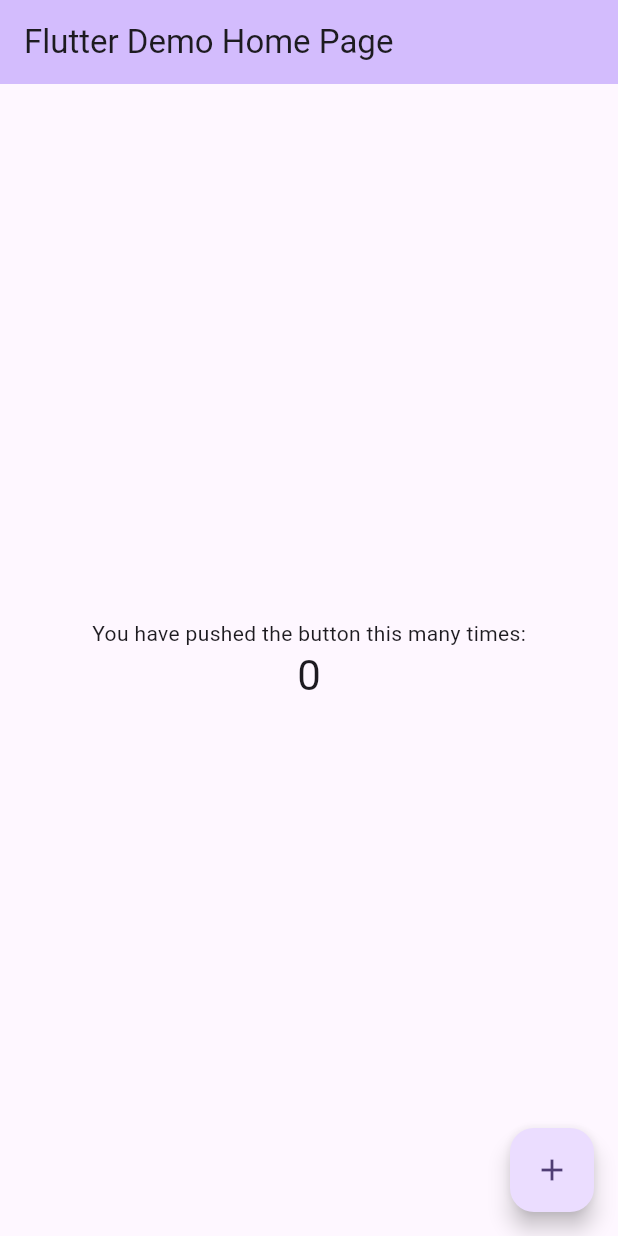
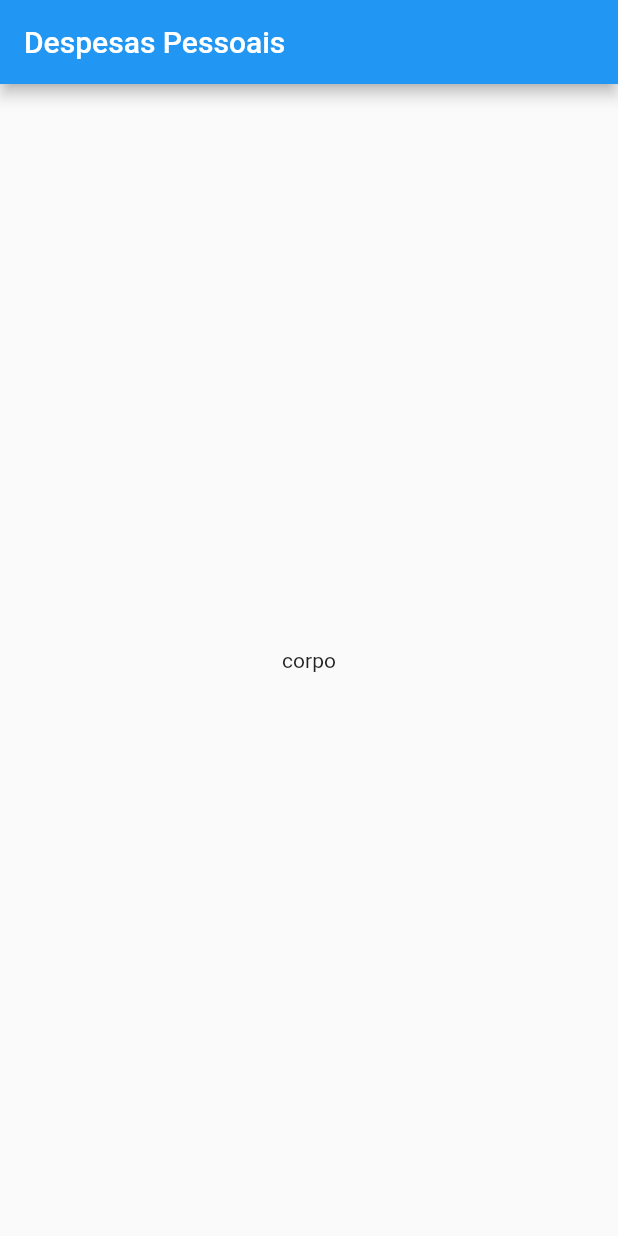
Before and after one commit to fdimant/flutter_expenses, a Flutter app: the screen it shows after launch, on a phone screen of 412 x 824 dp. Run offline on Flutter 3.47's test engine with Material 2 defaults, Android fonts, the phone set to English and light mode, and no system bars.

Commit message:
lição 84

```diff
--- a/lib/main.dart
+++ b/lib/main.dart
@@ -1,125 +1,28 @@
 import 'package:flutter/material.dart';
 
-void main() {
-  runApp(const MyApp());
-}
+main() => runApp(ExpensesApp());
 
-class MyApp extends StatelessWidget {
-  const MyApp({super.key});
-
-  // This widget is the root of your application.
+class ExpensesApp extends StatelessWidget {
   @override
   Widget build(BuildContext context) {
     return MaterialApp(
-      title: 'Flutter Demo',
-      theme: ThemeData(
-        // This is the theme of your application.
-        //
-        // TRY THIS: Try running your application with "flutter run". You'll see
-        // the application has a blue toolbar. Then, without quitting the app,
-        // try changing the seedColor in the colorScheme below to Colors.green
-        // and then invoke "hot reload" (save your changes or press the "hot
-        // reload" button in a Flutter-supported IDE, or press "r" if you used
-        // the command line to start the app).
-        //
-        // Notice that the counter didn't reset back to zero; the application
-        // state is not lost during the reload. To reset the state, use hot
-        // restart instead.
-        //
-        // This works for code too, not just values: Most code changes can be
-        // tested with just a hot reload.
-        colorScheme: ColorScheme.fromSeed(seedColor: Colors.deepPurple),
-        useMaterial3: true,
-      ),
-      home: const MyHomePage(title: 'Flutter Demo Home Page'),
+      title: 'teste',
+      color: Colors.amber,
+      home: MyHomePage(),
     );
   }
 }
 
-class MyHomePage extends StatefulWidget {
-  const MyHomePage({super.key, required this.title});
-
-  // This widget is the home page of your application. It is stateful, meaning
-  // that it has a State object (defined below) that contains fields that affect
-  // how it looks.
-
-  // This class is the configuration for the state. It holds the values (in this
-  // case the title) provided by the parent (in this case the App widget) and
-  // used by the build method of the State. Fields in a Widget subclass are
-  // always marked "final".
-
-  final String title;
-
-  @override
-  State<MyHomePage> createState() => _MyHomePageState();
-}
-
-class _MyHomePageState extends State<MyHomePage> {
-  int _counter = 0;
-
-  void _incrementCounter() {
-    setState(() {
-      // This call to setState tells the Flutter framework that something has
-      // changed in this State, which causes it to rerun the build method below
-      // so that the display can reflect the updated values. If we changed
-      // _counter without calling setState(), then the build method would not be
-      // called again, and so nothing would appear to happen.
-      _counter++;
-    });
-  }
-
+class MyHomePage extends StatelessWidget {
   @override
   Widget build(BuildContext context) {
-    // This method is rerun every time setState is called, for instance as done
-    // by the _incrementCounter method above.
-    //
-    // The Flutter framework has been optimized to make rerunning build methods
-    // fast, so that you can just rebuild anything that needs updating rather
-    // than having to individually change instances of widgets.
     return Scaffold(
       appBar: AppBar(
-        // TRY THIS: Try changing the color here to a specific color (to
-        // Colors.amber, perhaps?) and trigger a hot reload to see the AppBar
-        // change color while the other colors stay the same.
-        backgroundColor: Theme.of(context).colorScheme.inversePrimary,
-        // Here we take the value from the MyHomePage object that was created by
-        // the App.build method, and use it to set our appbar title.
-        title: Text(widget.title),
+        title: Text('Despesas Pessoais'),
       ),
       body: Center(
-        // Center is a layout widget. It takes a single child and positions it
-        // in the middle of the parent.
-        child: Column(
-          // Column is also a layout widget. It takes a list of children and
-          // arranges them vertically. By default, it sizes itself to fit its
-          // children horizontally, and tries to be as tall as its parent.
-          //
-          // Column has various properties to control how it sizes itself and
-          // how it positions its children. Here we use mainAxisAlignment to
-          // center the children vertically; the main axis here is the vertical
-          // axis because Columns are vertical (the cross axis would be
-          // horizontal).
-          //
-          // TRY THIS: Invoke "debug painting" (choose the "Toggle Debug Paint"
-          // action in the IDE, or press "p" in the console), to see the
-          // wireframe for each widget.
-          mainAxisAlignment: MainAxisAlignment.center,
-          children: <Widget>[
-            const Text(
-              'You have pushed the button this many times:',
-            ),
-            Text(
-              '$_counter',
-              style: Theme.of(context).textTheme.headlineMedium,
-            ),
-          ],
-        ),
+        child: Text('corpo'),
       ),
-      floatingActionButton: FloatingActionButton(
-        onPressed: _incrementCounter,
-        tooltip: 'Increment',
-        child: const Icon(Icons.add),
-      ), // This trailing comma makes auto-formatting nicer for build methods.
     );
   }
 }
```
Also changed, not shown: 1 other file.
